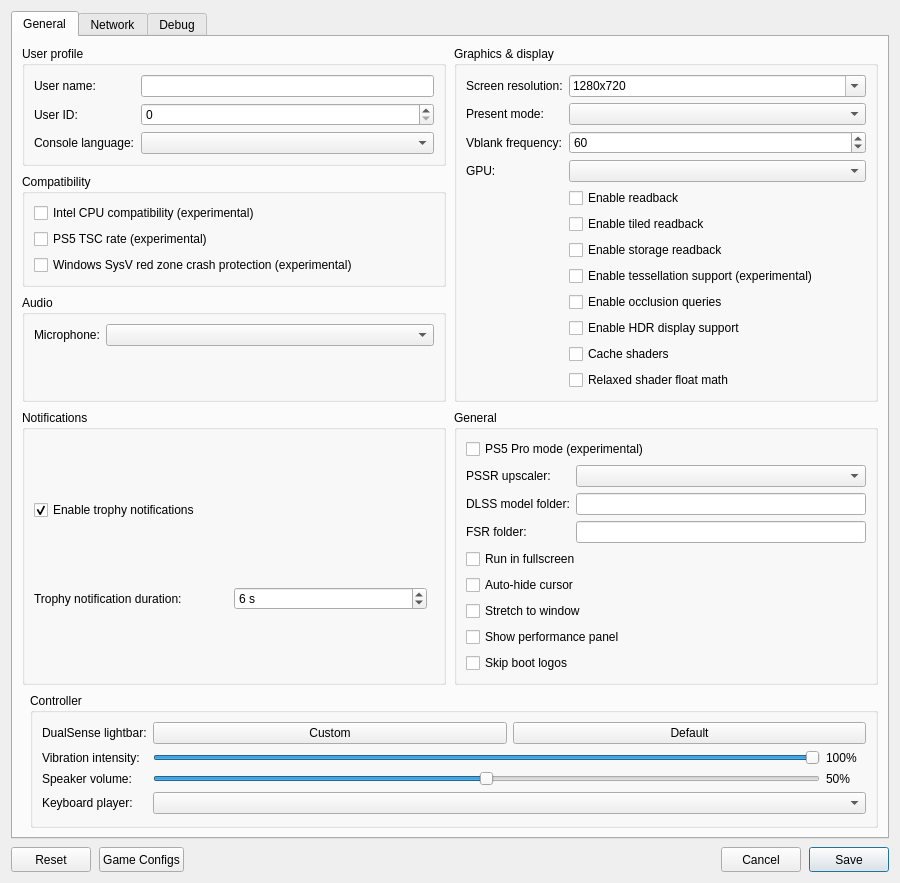
Above: src/launcher/forms/configuration_edit_dialog.ui from KytyPS5/KytyPS5 before the change. Below: the same form after it.
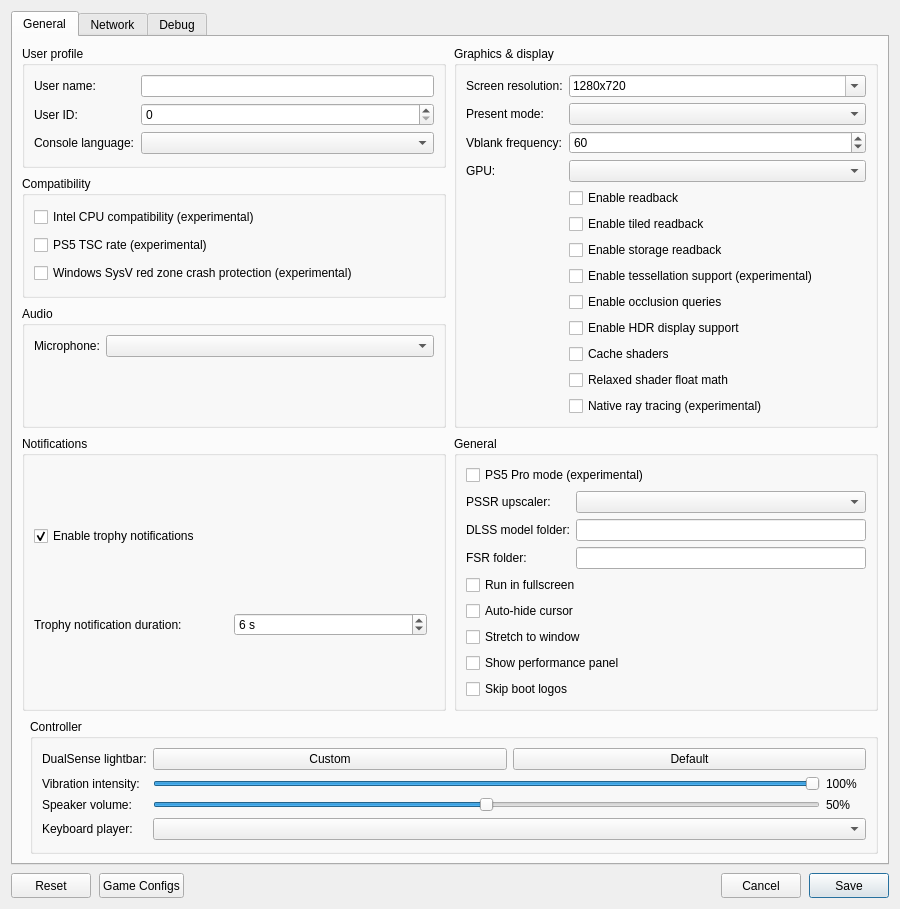
That is the form after the change. Custom widgets are drawn as their Qt base class.

Commit message: launcher: add a native ray tracing toggle

What changed in the file:
```diff
--- a/src/launcher/forms/configuration_edit_dialog.ui
+++ b/src/launcher/forms/configuration_edit_dialog.ui
@@ -209,6 +209,12 @@
               <property name="text"><string>Relaxed shader float math</string></property>
              </widget>
             </item>
+            <item row="13" column="1">
+             <widget class="QCheckBox" name="checkBox_native_rt">
+              <property name="toolTip"><string>Use native RT on the GPU.</string></property>
+              <property name="text"><string>Native ray tracing (experimental)</string></property>
+             </widget>
+            </item>
            </layout>
           </widget>
          </item>
```
The commit also changes 4 other files.
